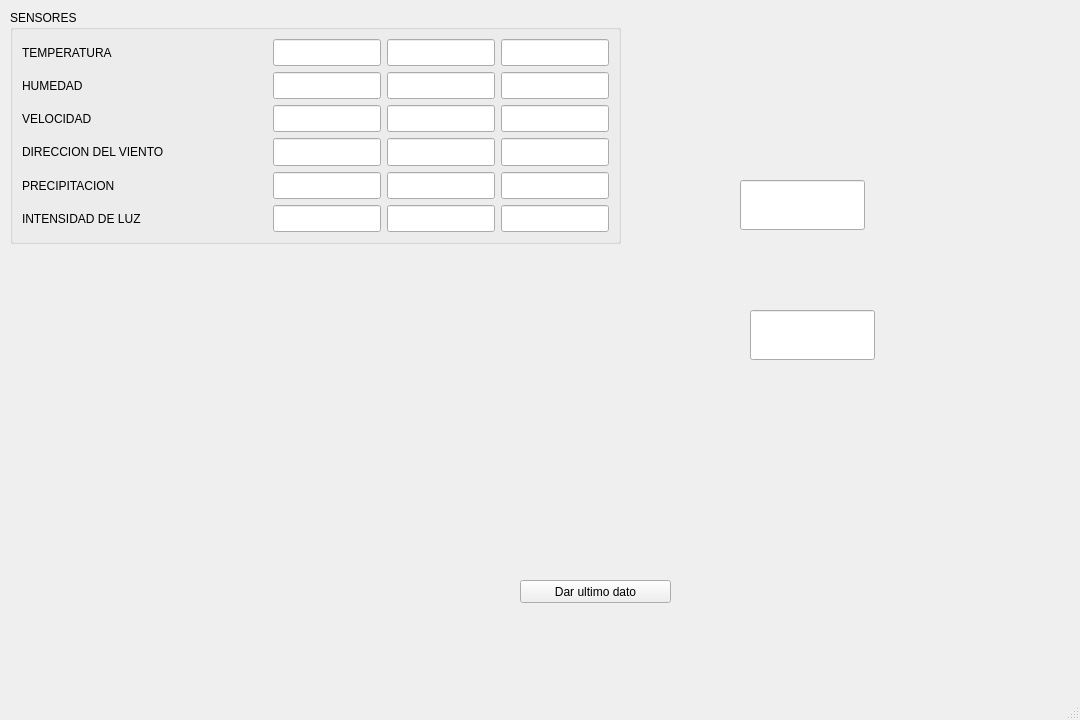
The window that DB_sensor/mainwindow.ui (scortua/PROYECTO_ALSE) describes before a commit, drawn with Qt 5.
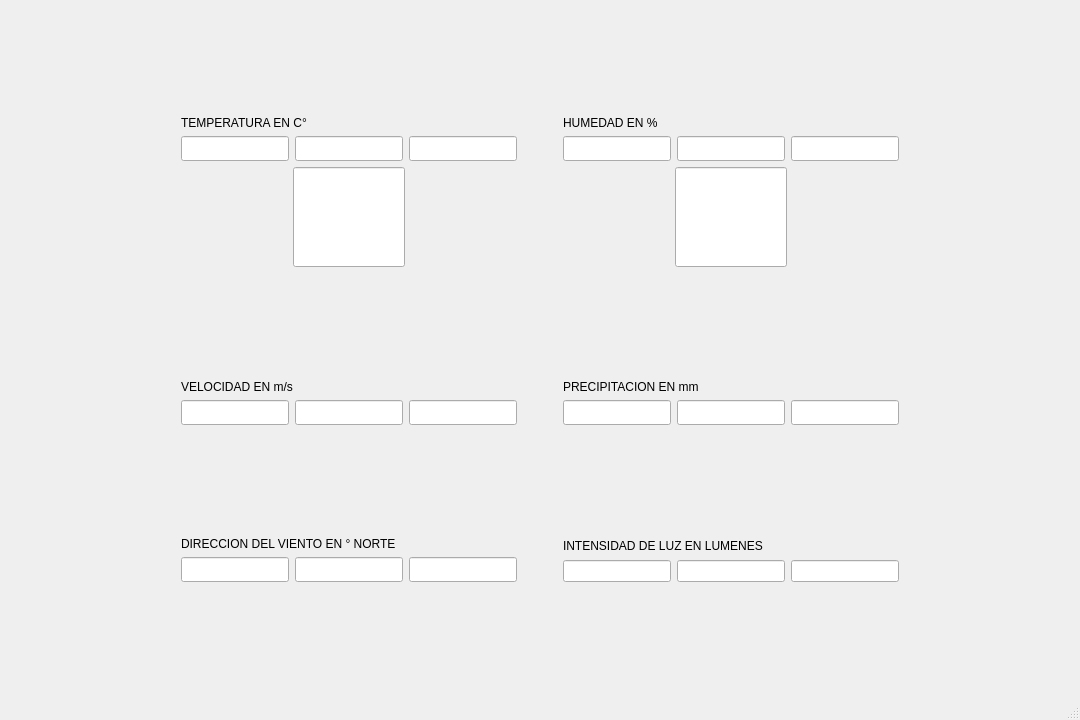
The same window after the commit.

The edit to the form file:
```diff
--- a/DB_sensor/mainwindow.ui
+++ b/DB_sensor/mainwindow.ui
@@ -14,62 +14,58 @@
    <string>MainWindow</string>
   </property>
   <widget class="QWidget" name="centralwidget">
-   <widget class="QPushButton" name="pushButton">
-    <property name="geometry">
-     <rect>
-      <x>520</x>
-      <y>580</y>
-      <width>151</width>
-      <height>23</height>
-     </rect>
-    </property>
-    <property name="text">
-     <string>Dar ultimo dato</string>
-    </property>
-   </widget>
-   <widget class="QGroupBox" name="groupBox">
-    <property name="geometry">
-     <rect>
-      <x>10</x>
-      <y>10</y>
-      <width>611</width>
-      <height>234</height>
-     </rect>
-    </property>
-    <property name="title">
-     <string>SENSORES</string>
-    </property>
     <layout class="QGridLayout" name="gridLayout">
      <item row="0" column="0">
-      <layout class="QHBoxLayout" name="horizontalLayout_7">
+     <layout class="QVBoxLayout" name="verticalLayout_9">
+      <item>
+       <spacer name="verticalSpacer">
+        <property name="orientation">
+         <enum>Qt::Vertical</enum>
+        </property>
+        <property name="sizeHint" stdset="0">
+         <size>
+          <width>20</width>
+          <height>40</height>
+         </size>
+        </property>
+       </spacer>
+      </item>
+      <item>
+       <layout class="QHBoxLayout" name="horizontalLayout_10">
+        <item>
+         <spacer name="horizontalSpacer_8">
+          <property name="orientation">
+           <enum>Qt::Horizontal</enum>
+          </property>
+          <property name="sizeHint" stdset="0">
+           <size>
+            <width>40</width>
+            <height>20</height>
+           </size>
+          </property>
+         </spacer>
+        </item>
+        <item>
+         <layout class="QHBoxLayout" name="horizontalLayout_9">
+          <item>
+           <layout class="QVBoxLayout" name="verticalLayout_7">
+            <item>
+             <layout class="QVBoxLayout" name="verticalLayout_5">
        <item>
         <widget class="QLabel" name="label">
          <property name="text">
-          <string>TEMPERATURA</string>
+                 <string>TEMPERATURA EN C°</string>
          </property>
         </widget>
        </item>
-       <item>
-        <spacer name="horizontalSpacer">
-         <property name="orientation">
-          <enum>Qt::Horizontal</enum>
-         </property>
-         <property name="sizeHint" stdset="0">
-          <size>
-           <width>40</width>
-           <height>20</height>
-          </size>
-         </property>
-        </spacer>
-       </item>
        <item>
         <layout class="QHBoxLayout" name="horizontalLayout_6">
          <item>
           <widget class="QLineEdit" name="Tmin">
            <property name="minimumSize">
             <size>
-             <width>10</width>
-             <height>5</height>
+                    <width>50</width>
+                    <height>25</height>
             </size>
            </property>
            <property name="maximumSize">
@@ -84,8 +80,8 @@
           <widget class="QLineEdit" name="Tprom">
            <property name="minimumSize">
             <size>
-             <width>10</width>
-             <height>5</height>
+                    <width>50</width>
+                    <height>25</height>
             </size>
            </property>
            <property name="maximumSize">
@@ -100,8 +96,8 @@
           <widget class="QLineEdit" name="Tmax">
            <property name="minimumSize">
             <size>
-             <width>10</width>
-             <height>5</height>
+                    <width>50</width>
+                    <height>25</height>
             </size>
            </property>
            <property name="maximumSize">
@@ -116,12 +112,34 @@
        </item>
       </layout>
      </item>
-     <item row="1" column="0">
-      <layout class="QHBoxLayout" name="horizontalLayout_8">
        <item>
-        <widget class="QLabel" name="label_2">
-         <property name="text">
-          <string>HUMEDAD</string>
+             <layout class="QHBoxLayout" name="horizontalLayout_7">
+              <item>
+               <spacer name="horizontalSpacer">
+                <property name="orientation">
+                 <enum>Qt::Horizontal</enum>
+                </property>
+                <property name="sizeHint" stdset="0">
+                 <size>
+                  <width>40</width>
+                  <height>20</height>
+                 </size>
+                </property>
+               </spacer>
+              </item>
+              <item>
+               <widget class="QLineEdit" name="ledT">
+                <property name="minimumSize">
+                 <size>
+                  <width>100</width>
+                  <height>100</height>
+                 </size>
+                </property>
+                <property name="baseSize">
+                 <size>
+                  <width>100</width>
+                  <height>100</height>
+                 </size>
          </property>
         </widget>
        </item>
@@ -138,14 +156,42 @@
          </property>
         </spacer>
        </item>
+             </layout>
+            </item>
+           </layout>
+          </item>
+          <item>
+           <spacer name="horizontalSpacer_5">
+            <property name="orientation">
+             <enum>Qt::Horizontal</enum>
+            </property>
+            <property name="sizeHint" stdset="0">
+             <size>
+              <width>40</width>
+              <height>20</height>
+             </size>
+            </property>
+           </spacer>
+          </item>
+          <item>
+           <layout class="QVBoxLayout" name="verticalLayout_8">
+            <item>
+             <layout class="QVBoxLayout" name="verticalLayout_6">
+              <item>
+               <widget class="QLabel" name="label_2">
+                <property name="text">
+                 <string>HUMEDAD EN %</string>
+                </property>
+               </widget>
+              </item>
        <item>
         <layout class="QHBoxLayout" name="horizontalLayout_5">
          <item>
           <widget class="QLineEdit" name="Hmin">
            <property name="minimumSize">
             <size>
-             <width>10</width>
-             <height>5</height>
+                    <width>50</width>
+                    <height>25</height>
             </size>
            </property>
            <property name="maximumSize">
@@ -160,8 +206,8 @@
           <widget class="QLineEdit" name="Hprom">
            <property name="minimumSize">
             <size>
-             <width>10</width>
-             <height>5</height>
+                    <width>50</width>
+                    <height>25</height>
             </size>
            </property>
            <property name="maximumSize">
@@ -176,8 +222,8 @@
           <widget class="QLineEdit" name="Hmax">
            <property name="minimumSize">
             <size>
-             <width>10</width>
-             <height>5</height>
+                    <width>50</width>
+                    <height>25</height>
             </size>
            </property>
            <property name="maximumSize">
@@ -192,15 +238,8 @@
        </item>
       </layout>
      </item>
-     <item row="2" column="0">
-      <layout class="QHBoxLayout" name="horizontalLayout_9">
        <item>
-        <widget class="QLabel" name="label_3">
-         <property name="text">
-          <string>VELOCIDAD</string>
-         </property>
-        </widget>
-       </item>
+             <layout class="QHBoxLayout" name="horizontalLayout_8">
        <item>
         <spacer name="horizontalSpacer_3">
          <property name="orientation">
@@ -215,13 +254,102 @@
         </spacer>
        </item>
        <item>
+               <widget class="QLineEdit" name="ledH">
+                <property name="minimumSize">
+                 <size>
+                  <width>100</width>
+                  <height>100</height>
+                 </size>
+                </property>
+                <property name="baseSize">
+                 <size>
+                  <width>125</width>
+                  <height>63</height>
+                 </size>
+                </property>
+               </widget>
+              </item>
+              <item>
+               <spacer name="horizontalSpacer_4">
+                <property name="orientation">
+                 <enum>Qt::Horizontal</enum>
+                </property>
+                <property name="sizeHint" stdset="0">
+                 <size>
+                  <width>40</width>
+                  <height>20</height>
+                 </size>
+                </property>
+               </spacer>
+              </item>
+             </layout>
+            </item>
+           </layout>
+          </item>
+         </layout>
+        </item>
+        <item>
+         <spacer name="horizontalSpacer_11">
+          <property name="orientation">
+           <enum>Qt::Horizontal</enum>
+          </property>
+          <property name="sizeHint" stdset="0">
+           <size>
+            <width>40</width>
+            <height>20</height>
+           </size>
+          </property>
+         </spacer>
+        </item>
+       </layout>
+      </item>
+      <item>
+       <spacer name="verticalSpacer_4">
+        <property name="orientation">
+         <enum>Qt::Vertical</enum>
+        </property>
+        <property name="sizeHint" stdset="0">
+         <size>
+          <width>20</width>
+          <height>40</height>
+         </size>
+        </property>
+       </spacer>
+      </item>
+      <item>
+       <layout class="QHBoxLayout" name="horizontalLayout_12">
+        <item>
+         <spacer name="horizontalSpacer_9">
+          <property name="orientation">
+           <enum>Qt::Horizontal</enum>
+          </property>
+          <property name="sizeHint" stdset="0">
+           <size>
+            <width>40</width>
+            <height>20</height>
+           </size>
+          </property>
+         </spacer>
+        </item>
+        <item>
+         <layout class="QHBoxLayout" name="horizontalLayout_11">
+          <item>
+           <layout class="QVBoxLayout" name="verticalLayout_2">
+            <item>
+             <widget class="QLabel" name="label_3">
+              <property name="text">
+               <string>VELOCIDAD EN m/s</string>
+              </property>
+             </widget>
+            </item>
+            <item>
         <layout class="QHBoxLayout" name="horizontalLayout_4">
          <item>
           <widget class="QLineEdit" name="Vmin">
            <property name="minimumSize">
             <size>
-             <width>10</width>
-             <height>5</height>
+                  <width>50</width>
+                  <height>25</height>
             </size>
            </property>
            <property name="maximumSize">
@@ -236,8 +364,8 @@
           <widget class="QLineEdit" name="Vprom">
            <property name="minimumSize">
             <size>
-             <width>10</width>
-             <height>5</height>
+                  <width>50</width>
+                  <height>25</height>
             </size>
            </property>
            <property name="maximumSize">
@@ -252,8 +380,8 @@
           <widget class="QLineEdit" name="Vmax">
            <property name="minimumSize">
             <size>
-             <width>10</width>
-             <height>5</height>
+                  <width>50</width>
+                  <height>25</height>
             </size>
            </property>
            <property name="maximumSize">
@@ -268,17 +396,8 @@
        </item>
       </layout>
      </item>
-     <item row="3" column="0">
-      <layout class="QHBoxLayout" name="horizontalLayout_10">
        <item>
-        <widget class="QLabel" name="label_4">
-         <property name="text">
-          <string>DIRECCION DEL VIENTO</string>
-         </property>
-        </widget>
-       </item>
-       <item>
-        <spacer name="horizontalSpacer_4">
+           <spacer name="horizontalSpacer_6">
          <property name="orientation">
           <enum>Qt::Horizontal</enum>
          </property>
@@ -291,89 +410,22 @@
         </spacer>
        </item>
        <item>
-        <layout class="QHBoxLayout" name="horizontalLayout_3">
-         <item>
-          <widget class="QLineEdit" name="Dmin">
-           <property name="minimumSize">
-            <size>
-             <width>10</width>
-             <height>5</height>
-            </size>
-           </property>
-           <property name="maximumSize">
-            <size>
-             <width>500</width>
-             <height>250</height>
-            </size>
-           </property>
-          </widget>
-         </item>
-         <item>
-          <widget class="QLineEdit" name="Dprom">
-           <property name="minimumSize">
-            <size>
-             <width>10</width>
-             <height>5</height>
-            </size>
-           </property>
-           <property name="maximumSize">
-            <size>
-             <width>500</width>
-             <height>250</height>
-            </size>
-           </property>
-          </widget>
-         </item>
-         <item>
-          <widget class="QLineEdit" name="Dmax">
-           <property name="minimumSize">
-            <size>
-             <width>10</width>
-             <height>5</height>
-            </size>
-           </property>
-           <property name="maximumSize">
-            <size>
-             <width>500</width>
-             <height>250</height>
-            </size>
-           </property>
-          </widget>
-         </item>
-        </layout>
-       </item>
-      </layout>
-     </item>
-     <item row="4" column="0">
-      <layout class="QHBoxLayout" name="horizontalLayout_11">
+           <layout class="QVBoxLayout" name="verticalLayout_3">
        <item>
         <widget class="QLabel" name="label_5">
          <property name="text">
-          <string>PRECIPITACION</string>
+               <string>PRECIPITACION EN mm</string>
          </property>
         </widget>
        </item>
-       <item>
-        <spacer name="horizontalSpacer_5">
-         <property name="orientation">
-          <enum>Qt::Horizontal</enum>
-         </property>
-         <property name="sizeHint" stdset="0">
-          <size>
-           <width>40</width>
-           <height>20</height>
-          </size>
-         </property>
-        </spacer>
-       </item>
        <item>
         <layout class="QHBoxLayout" name="horizontalLayout_2">
          <item>
           <widget class="QLineEdit" name="Pmin">
            <property name="minimumSize">
             <size>
-             <width>10</width>
-             <height>5</height>
+                  <width>50</width>
+                  <height>25</height>
             </size>
            </property>
            <property name="maximumSize">
@@ -388,8 +440,8 @@
           <widget class="QLineEdit" name="Pprom">
            <property name="minimumSize">
             <size>
-             <width>10</width>
-             <height>5</height>
+                  <width>50</width>
+                  <height>25</height>
             </size>
            </property>
            <property name="maximumSize">
@@ -404,8 +456,8 @@
           <widget class="QLineEdit" name="Pmax">
            <property name="minimumSize">
             <size>
-             <width>10</width>
-             <height>5</height>
+                  <width>50</width>
+                  <height>25</height>
             </size>
            </property>
            <property name="maximumSize">
@@ -420,28 +472,138 @@
        </item>
       </layout>
      </item>
-     <item row="5" column="0">
-      <layout class="QHBoxLayout" name="horizontalLayout_12">
+         </layout>
+        </item>
+        <item>
+         <spacer name="horizontalSpacer_12">
+          <property name="orientation">
+           <enum>Qt::Horizontal</enum>
+          </property>
+          <property name="sizeHint" stdset="0">
+           <size>
+            <width>40</width>
+            <height>20</height>
+           </size>
+          </property>
+         </spacer>
+        </item>
+       </layout>
+      </item>
+      <item>
+       <spacer name="verticalSpacer_2">
+        <property name="orientation">
+         <enum>Qt::Vertical</enum>
+        </property>
+        <property name="sizeHint" stdset="0">
+         <size>
+          <width>20</width>
+          <height>40</height>
+         </size>
+        </property>
+       </spacer>
+      </item>
+      <item>
+       <layout class="QHBoxLayout" name="horizontalLayout_14">
+        <item>
+         <spacer name="horizontalSpacer_10">
+          <property name="orientation">
+           <enum>Qt::Horizontal</enum>
+          </property>
+          <property name="sizeHint" stdset="0">
+           <size>
+            <width>40</width>
+            <height>20</height>
+           </size>
+          </property>
+         </spacer>
+        </item>
+        <item>
+         <layout class="QHBoxLayout" name="horizontalLayout_13">
+          <item>
+           <layout class="QVBoxLayout" name="verticalLayout">
+            <item>
+             <widget class="QLabel" name="label_4">
+              <property name="text">
+               <string>DIRECCION DEL VIENTO EN ° NORTE</string>
+              </property>
+             </widget>
+            </item>
+            <item>
+             <layout class="QHBoxLayout" name="horizontalLayout_3">
+              <item>
+               <widget class="QLineEdit" name="Dmin">
+                <property name="minimumSize">
+                 <size>
+                  <width>50</width>
+                  <height>25</height>
+                 </size>
+                </property>
+                <property name="maximumSize">
+                 <size>
+                  <width>500</width>
+                  <height>250</height>
+                 </size>
+                </property>
+               </widget>
+              </item>
+              <item>
+               <widget class="QLineEdit" name="Dprom">
+                <property name="minimumSize">
+                 <size>
+                  <width>50</width>
+                  <height>25</height>
+                 </size>
+                </property>
+                <property name="maximumSize">
+                 <size>
+                  <width>500</width>
+                  <height>250</height>
+                 </size>
+                </property>
+               </widget>
+              </item>
+              <item>
+               <widget class="QLineEdit" name="Dmax">
+                <property name="minimumSize">
+                 <size>
+                  <width>50</width>
+                  <height>25</height>
+                 </size>
+                </property>
+                <property name="maximumSize">
+                 <size>
+                  <width>500</width>
+                  <height>250</height>
+                 </size>
+                </property>
+               </widget>
+              </item>
+             </layout>
+            </item>
+           </layout>
+          </item>
+          <item>
+           <spacer name="horizontalSpacer_7">
+            <property name="orientation">
+             <enum>Qt::Horizontal</enum>
+            </property>
+            <property name="sizeHint" stdset="0">
+             <size>
+              <width>40</width>
+              <height>20</height>
+             </size>
+            </property>
+           </spacer>
+          </item>
+          <item>
+           <layout class="QVBoxLayout" name="verticalLayout_4">
        <item>
         <widget class="QLabel" name="label_6">
          <property name="text">
-          <string>INTENSIDAD DE LUZ</string>
+               <string>INTENSIDAD DE LUZ EN LUMENES</string>
          </property>
         </widget>
        </item>
-       <item>
-        <spacer name="horizontalSpacer_6">
-         <property name="orientation">
-          <enum>Qt::Horizontal</enum>
-         </property>
-         <property name="sizeHint" stdset="0">
-          <size>
-           <width>40</width>
-           <height>20</height>
-          </size>
-         </property>
-        </spacer>
-       </item>
        <item>
         <layout class="QHBoxLayout" name="horizontalLayout">
          <item>
@@ -497,61 +659,38 @@
       </layout>
      </item>
     </layout>
-   </widget>
-   <widget class="QLineEdit" name="lineEdit_19">
-    <property name="geometry">
-     <rect>
-      <x>740</x>
-      <y>180</y>
-      <width>125</width>
-      <height>50</height>
-     </rect>
-    </property>
-    <property name="minimumSize">
+        </item>
+        <item>
+         <spacer name="horizontalSpacer_13">
+          <property name="orientation">
+           <enum>Qt::Horizontal</enum>
+          </property>
+          <property name="sizeHint" stdset="0">
      <size>
-      <width>25</width>
-      <height>6</height>
-     </size>
-    </property>
-    <property name="baseSize">
-     <size>
-      <width>125</width>
-      <height>63</height>
-     </size>
-    </property>
-   </widget>
-   <widget class="QLineEdit" name="lineEdit_20">
-    <property name="geometry">
-     <rect>
-      <x>750</x>
-      <y>310</y>
-      <width>125</width>
-      <height>50</height>
-     </rect>
-    </property>
-    <property name="minimumSize">
+            <width>40</width>
+            <height>20</height>
+           </size>
+          </property>
+         </spacer>
+        </item>
+       </layout>
+      </item>
+      <item>
+       <spacer name="verticalSpacer_3">
+        <property name="orientation">
+         <enum>Qt::Vertical</enum>
+        </property>
+        <property name="sizeHint" stdset="0">
      <size>
-      <width>25</width>
-      <height>6</height>
-     </size>
-    </property>
-    <property name="baseSize">
-     <size>
-      <width>125</width>
-      <height>63</height>
-     </size>
-    </property>
-   </widget>
-   <widget class="QWidget" name="widget" native="true">
-    <property name="geometry">
-     <rect>
-      <x>360</x>
-      <y>430</y>
-      <width>120</width>
-      <height>80</height>
-     </rect>
-    </property>
-   </widget>
+          <width>20</width>
+          <height>40</height>
+         </size>
+        </property>
+       </spacer>
+      </item>
+     </layout>
+    </item>
+   </layout>
   </widget>
   <widget class="QMenuBar" name="menubar">
    <property name="geometry">
```
Lines whose indentation alone changed are shown as unchanged.
